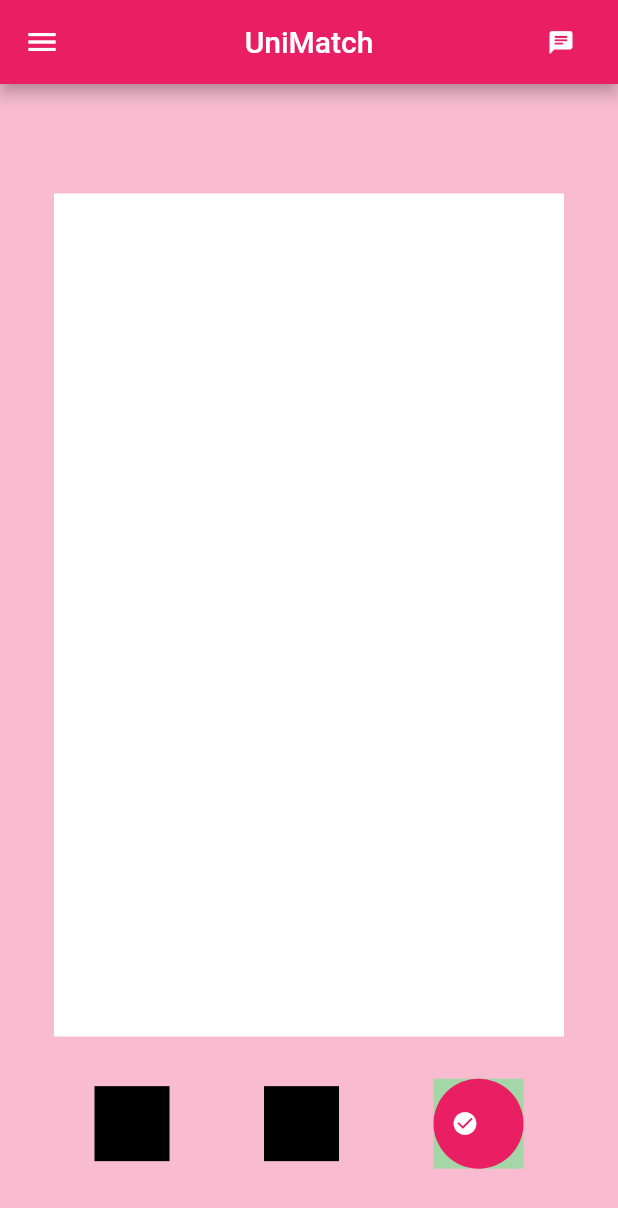
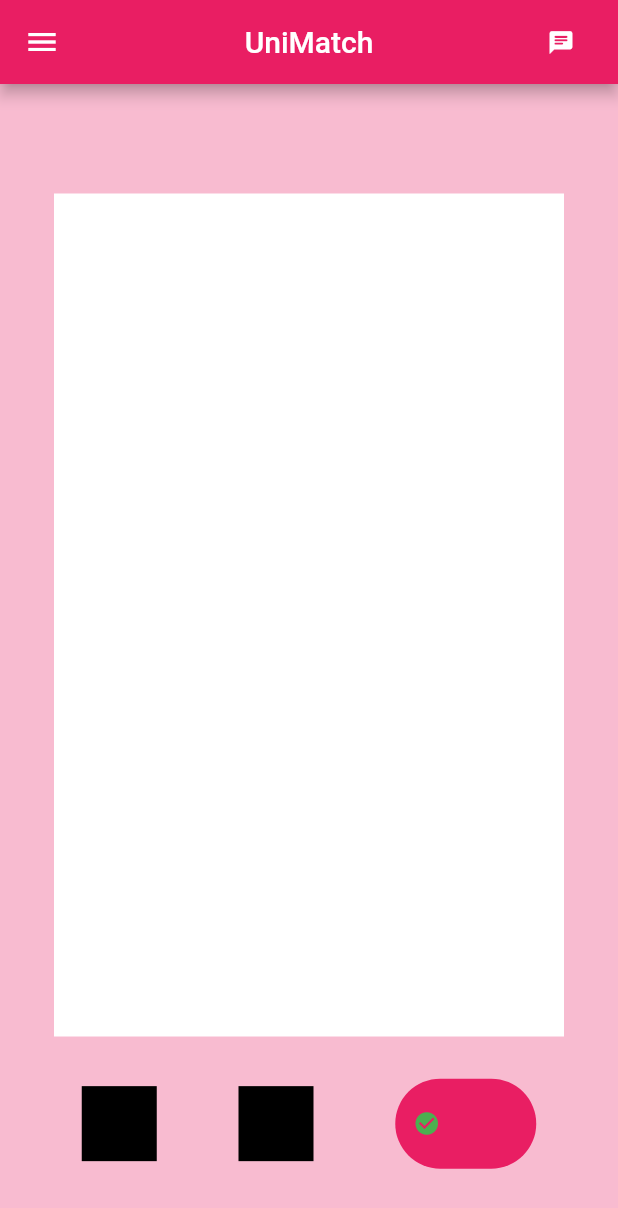
Before and after one commit to LucasKuni/UniMatchTeste, a Flutter app: the HomePage screen opened by its route, on a phone screen of 412 x 824 dp. Shown: the top 1208 px of the screen. Run offline on Flutter 3.47's test engine with Material 2 defaults, Android fonts, the phone set to English and light mode, and no system bars.

Commit message:
Update 1.3

```diff
--- a/lib/home_page.dart
+++ b/lib/home_page.dart
@@ -70,14 +70,18 @@ class HomePageState extends State<HomePage>{
                   color: Colors.black,
                 ),
                 Container(
-                  width: 60,
+                  /**width: 60,
                   height: 60,
-                  color: Colors.green.shade200,
+                  color: Colors.green.shade200,**/
                   child: FilledButton.icon(
-                      icon: Icon(Icons.check_circle),
+
+                      icon: Icon(
+                        Icons.check_circle,
+                        color: Colors.green,
+                      ),
                       label: Container(
-                        width: 60,
-                        height: 60,
+                        width: 40,
+                        height: 60, //overflow aqui
                       ),
                       onPressed: (){
 
```
